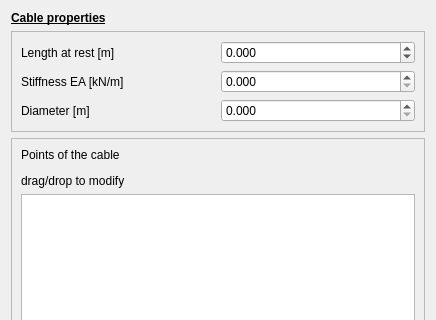
Qt form guis/widget_cable.ui (RubendeBruin/DAVE) before a commit; both pictures show x 0 to 436 and y 0 to 320 of the 436 by 706 pixel window.
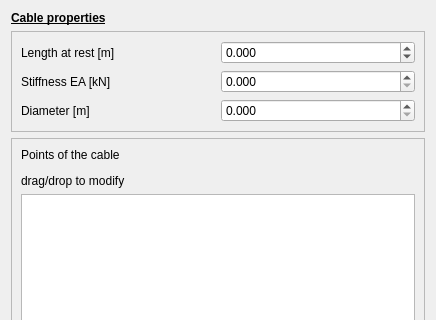
The same form after that commit.

What changed in the file:
```diff
--- a/guis/widget_cable.ui
+++ b/guis/widget_cable.ui
@@ -96,7 +96,7 @@
       <item row="6" column="0">
        <widget class="QLabel" name="label_2">
         <property name="text">
-         <string>Stiffness EA [kN/m]</string>
+         <string>Stiffness EA [kN]</string>
         </property>
        </widget>
       </item>
```
